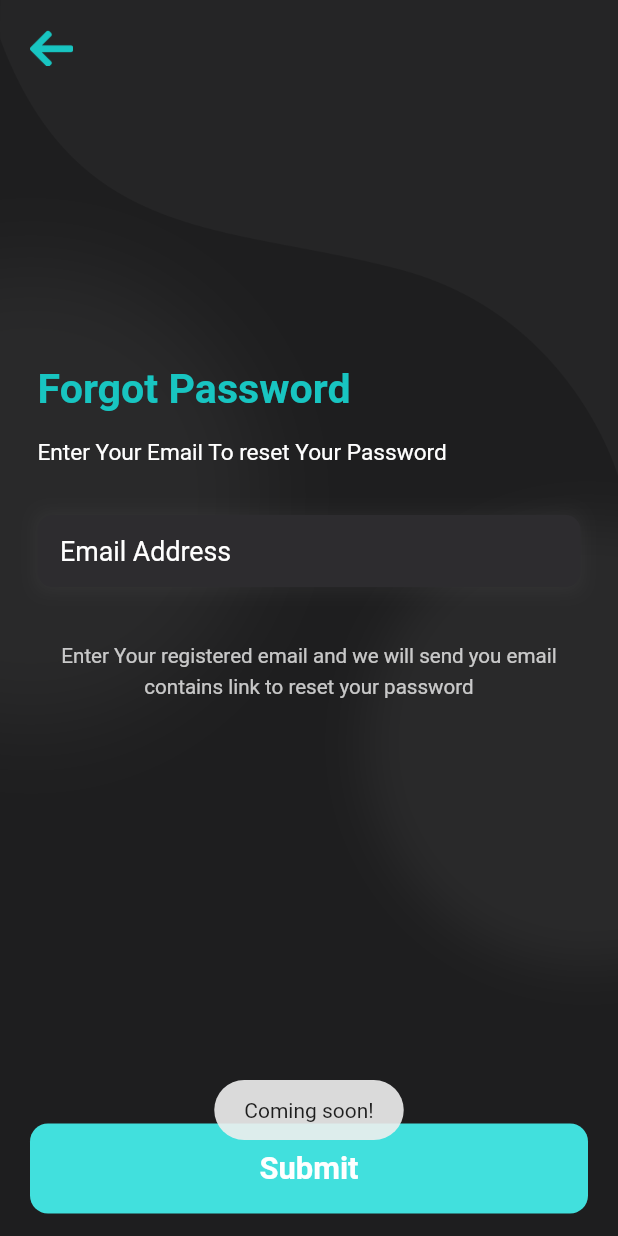
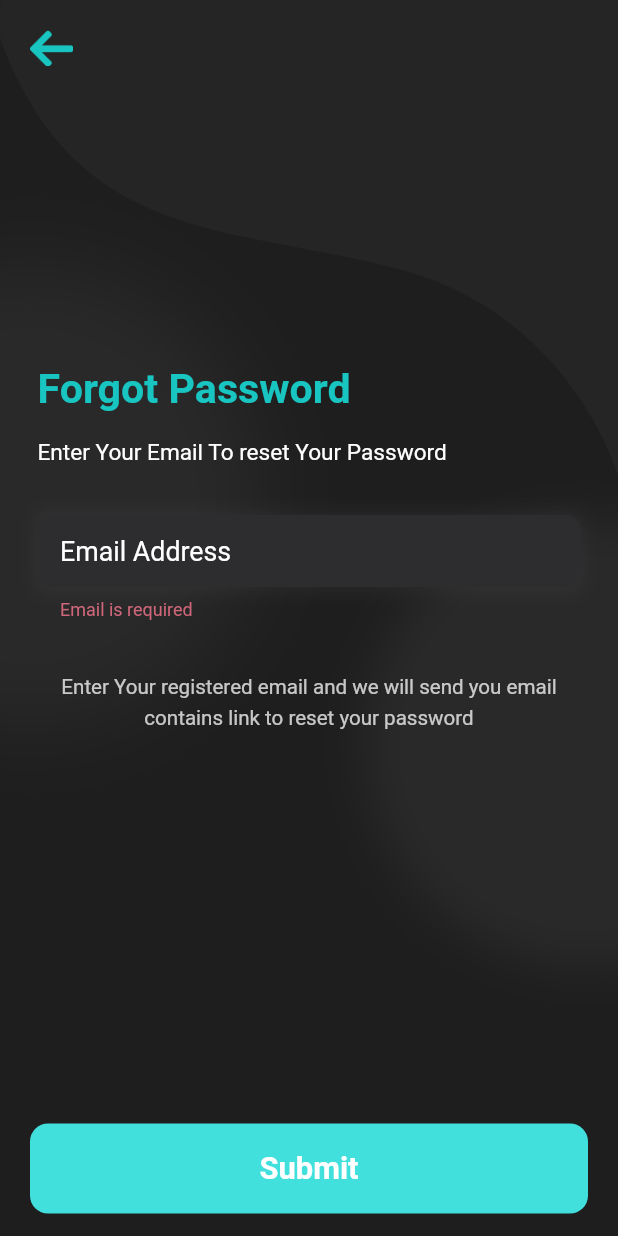
Before and after one commit to rushit5560/Pet_Met, a Flutter app: the ForgotPasswordScreen screen opened directly, after a tap on "Submit", on a phone screen of 412 x 824 dp. Run offline on Flutter 3.47's test engine with Material 2 defaults, Android fonts, the phone set to English and light mode, and no system bars; our stand-ins replace bubble_bottom_bar, carousel_slider, cloud_firestore, expandable, firebase_auth, firebase_core and 14 more; missing offline and left inert: datepicker_dropdown, day_night_switcher, flutter_login_facebook, razorpay_flutter, stories_editor; accounts and stored records are empty.

Commit message:
Update forgot_password_screen_widgets.dart

```diff
--- a/pet_met/lib/screens/forgot_password_screen/forgot_password_screen_widgets.dart
+++ b/pet_met/lib/screens/forgot_password_screen/forgot_password_screen_widgets.dart
@@ -137,10 +137,10 @@ class SubmitButtonModule extends StatelessWidget {
   Widget build(BuildContext context) {
     return GestureDetector(
       onTap: () async {
-        // if(controller.formKey.currentState!.validate()) {
-        //   await controller.forgotPasswordFunction();
-        // }
-        Fluttertoast.showToast(msg: "Coming soon!");
+        if(controller.formKey.currentState!.validate()) {
+          await controller.forgotPasswordFunction();
+        }
+        // Fluttertoast.showToast(msg: "Coming soon!");
       },
       child: Container(
         width: double.infinity,
```
